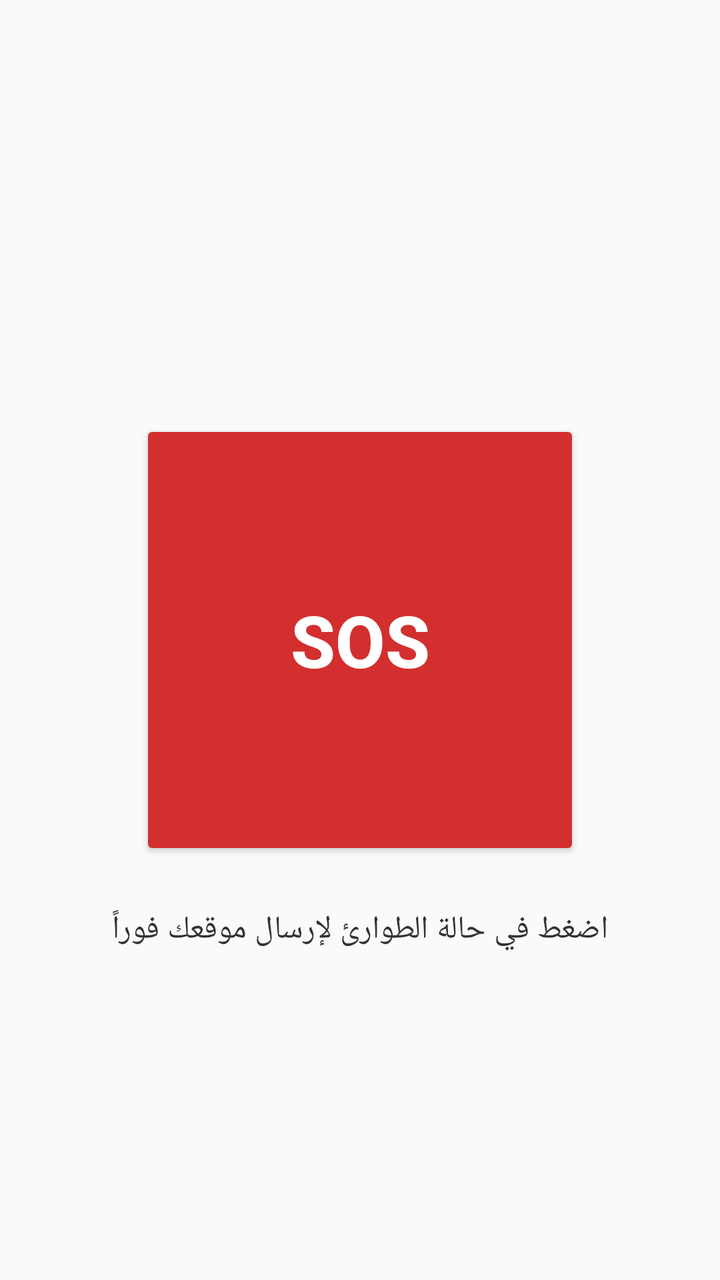
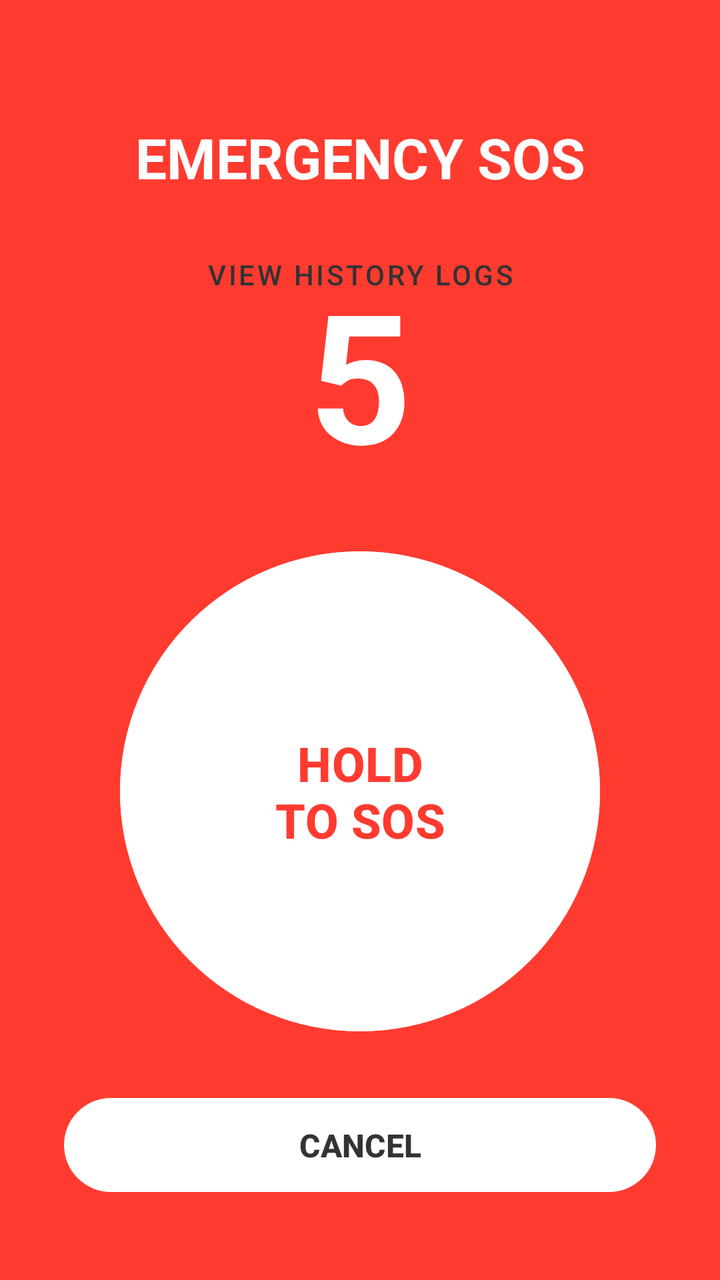

The first picture is an Android layout as it rendered before a commit; the second is the same layout after the commit. The layout source and the unified diff follow.
<!-- AndroidManifest.xml: application theme Theme.SafeRoute -->
<!-- res/layout/fragment_sos.xml -->
<?xml version="1.0" encoding="utf-8"?>
<androidx.constraintlayout.widget.ConstraintLayout xmlns:android="http://schemas.android.com/apk/res/android"
    xmlns:tools="http://schemas.android.com/tools"
    android:layout_width="match_parent"
    android:layout_height="match_parent"
    xmlns:app="http://schemas.android.com/apk/res-auto"
    android:background="#FAFAFA"
    tools:context=".ui.sos.SosFragment">

    <Button
        android:id="@+id/btnSos"
        android:layout_width="220dp"
        android:layout_height="220dp"
        android:backgroundTint="#D32F2F"
        android:text="SOS"
        android:textColor="#FFFFFF"
        android:textSize="36sp"
        android:textStyle="bold"
        android:elevation="8dp"
        app:shapeAppearanceOverlay="@style/ShapeAppearance.MaterialComponents.LargeComponent"
        app:layout_constraintBottom_toBottomOf="parent"
        app:layout_constraintEnd_toEndOf="parent"
        app:layout_constraintStart_toStartOf="parent"
        app:layout_constraintTop_toTopOf="parent" />

    <TextView
        android:id="@+id/tvInstruction"
        android:layout_width="wrap_content"
        android:layout_height="wrap_content"
        android:layout_marginTop="24dp"
        android:text="اضغط في حالة الطوارئ لإرسال موقعك فوراً"
        android:textColor="#333333"
        android:textSize="16sp"
        app:layout_constraintEnd_toEndOf="parent"
        app:layout_constraintStart_toStartOf="parent"
        app:layout_constraintTop_toBottomOf="@+id/btnSos" />

    <ProgressBar
        android:id="@+id/progressBar"
        android:layout_width="wrap_content"
        android:layout_height="wrap_content"
        android:visibility="gone"
        android:indeterminateTint="#D32F2F"
        app:layout_constraintBottom_toTopOf="@+id/btnSos"
        app:layout_constraintEnd_toEndOf="parent"
        app:layout_constraintStart_toStartOf="parent"
        android:layout_marginBottom="24dp" />

</androidx.constraintlayout.widget.ConstraintLayout>
<!-- resources referenced by this layout -->
<resources>
  <style name="Theme.SafeRoute" parent="Base.Theme.SafeRoute" />
  <style name="Base.Theme.SafeRoute" parent="Theme.Material3.DayNight.NoActionBar">
          
          
      </style>
</resources>

<!-- the commit's change to res/layout/fragment_sos.xml (unified diff, before → after) -->
@@ -1,49 +1,93 @@
 <?xml version="1.0" encoding="utf-8"?>
 <androidx.constraintlayout.widget.ConstraintLayout xmlns:android="http://schemas.android.com/apk/res/android"
-    xmlns:tools="http://schemas.android.com/tools"
+    xmlns:app="http://schemas.android.com/apk/res-auto"
+    xmlns:tools="http://tools.android.com/apk/res-auto"
     android:layout_width="match_parent"
     android:layout_height="match_parent"
-    xmlns:app="http://schemas.android.com/apk/res-auto"
-    android:background="#FAFAFA"
-    tools:context=".ui.sos.SosFragment">
+    android:background="#FF3B30"> 
 
-    <Button
-        android:id="@+id/btnSos"
-        android:layout_width="220dp"
-        android:layout_height="220dp"
-        android:backgroundTint="#D32F2F"
-        android:text="SOS"
+    <TextView
+        android:id="@+id/tvSosTitle"
+        android:layout_width="wrap_content"
+        android:layout_height="wrap_content"
+        android:layout_marginTop="60dp"
+        android:text="EMERGENCY SOS"
         android:textColor="#FFFFFF"
-        android:textSize="36sp"
+        android:textSize="28sp"
         android:textStyle="bold"
-        android:elevation="8dp"
-        app:shapeAppearanceOverlay="@style/ShapeAppearance.MaterialComponents.LargeComponent"
-        app:layout_constraintBottom_toBottomOf="parent"
         app:layout_constraintEnd_toEndOf="parent"
         app:layout_constraintStart_toStartOf="parent"
         app:layout_constraintTop_toTopOf="parent" />
 
     <TextView
-        android:id="@+id/tvInstruction"
+        android:id="@+id/tvCountdown"
         android:layout_width="wrap_content"
         android:layout_height="wrap_content"
-        android:layout_marginTop="24dp"
-        android:text="اضغط في حالة الطوارئ لإرسال موقعك فوراً"
-        android:textColor="#333333"
-        android:textSize="16sp"
+        android:text="5"
+        android:textColor="#FFFFFF"
+        android:textSize="90sp"
+        android:textStyle="bold"
+        app:layout_constraintBottom_toTopOf="@+id/btnSos"
         app:layout_constraintEnd_toEndOf="parent"
         app:layout_constraintStart_toStartOf="parent"
-        app:layout_constraintTop_toBottomOf="@+id/btnSos" />
+        app:layout_constraintTop_toBottomOf="@+id/tvSosTitle" />
+
+    
+    <com.google.android.material.button.MaterialButton
+        android:id="@+id/btnSos"
+        android:layout_width="240dp"
+        android:layout_height="240dp"
+        android:backgroundTint="#FFFFFF"
+        android:text="HOLD\nTO SOS"
+        android:textColor="#FF3B30"
+        android:textSize="24sp"
+        android:textStyle="bold"
+        android:insetTop="0dp"
+        android:insetBottom="0dp"
+        app:cornerRadius="120dp"
+        app:layout_constraintBottom_toTopOf="@+id/btnCancelSos"
+        app:layout_constraintEnd_toEndOf="parent"
+        app:layout_constraintStart_toStartOf="parent"
+        app:layout_constraintTop_toBottomOf="@+id/tvCountdown" />
 
     <ProgressBar
         android:id="@+id/progressBar"
+        android:layout_width="60dp"
+        android:layout_height="60dp"
+        android:visibility="gone"
+        android:indeterminateTint="#FFFFFF"
+        app:layout_constraintBottom_toBottomOf="@+id/btnSos"
+        app:layout_constraintEnd_toEndOf="@+id/btnSos"
+        app:layout_constraintStart_toStartOf="@+id/btnSos"
+        app:layout_constraintTop_toTopOf="@+id/btnSos" />
+
+    
+    <com.google.android.material.button.MaterialButton
+        android:id="@+id/btnCancelSos"
+        android:layout_width="match_parent"
+        android:layout_height="55dp"
+        android:layout_marginHorizontal="32dp"
+        android:layout_marginBottom="40dp"
+        android:text="CANCEL"
+        android:textColor="#333333"
+        android:textSize="16sp"
+        android:textStyle="bold"
+        app:backgroundTint="#FFFFFF"
+        app:cornerRadius="28dp"
+        app:layout_constraintBottom_toBottomOf="parent"
+        app:layout_constraintEnd_toEndOf="parent"
+        app:layout_constraintStart_toStartOf="parent" />
+
+    <com.google.android.material.button.MaterialButton
+        android:id="@+id/btnOpenLogs"
         android:layout_width="wrap_content"
         android:layout_height="wrap_content"
-        android:visibility="gone"
-        android:indeterminateTint="#D32F2F"
-        app:layout_constraintBottom_toTopOf="@+id/btnSos"
+        android:layout_marginTop="16dp"
+        android:text="View History Logs"
+        android:textColor="#333333"
+        style="@style/Widget.MaterialComponents.Button.TextButton"
         app:layout_constraintEnd_toEndOf="parent"
         app:layout_constraintStart_toStartOf="parent"
-        android:layout_marginBottom="24dp" />
+        app:layout_constraintTop_toBottomOf="@+id/tvSosTitle" />
 
 </androidx.constraintlayout.widget.ConstraintLayout>
